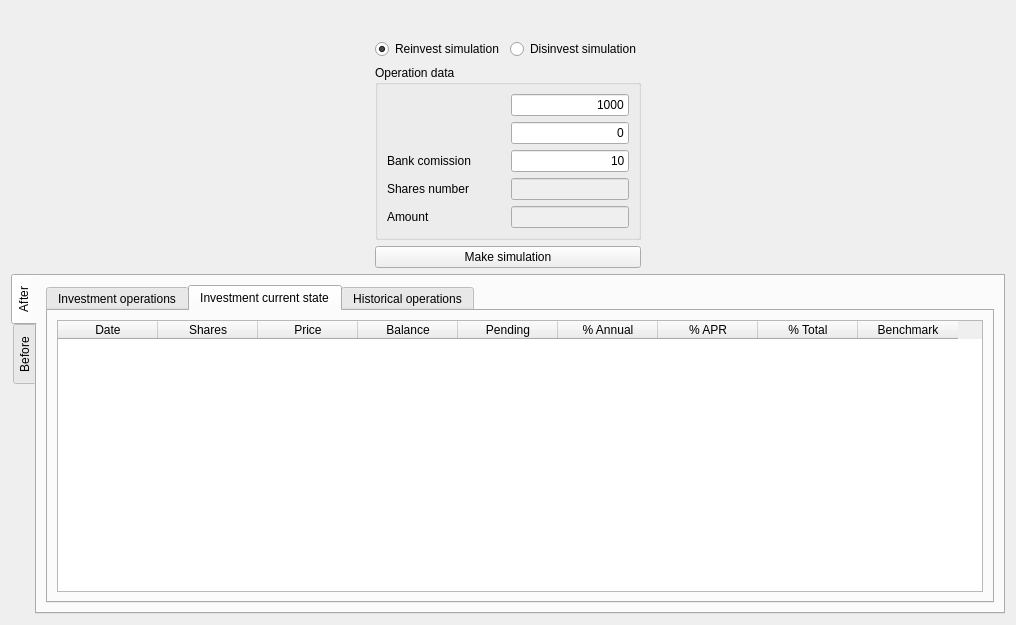
First picture: the form in ui/wdgDisReinvest.ui, repository turulomio/xulpymoney, before the edit.
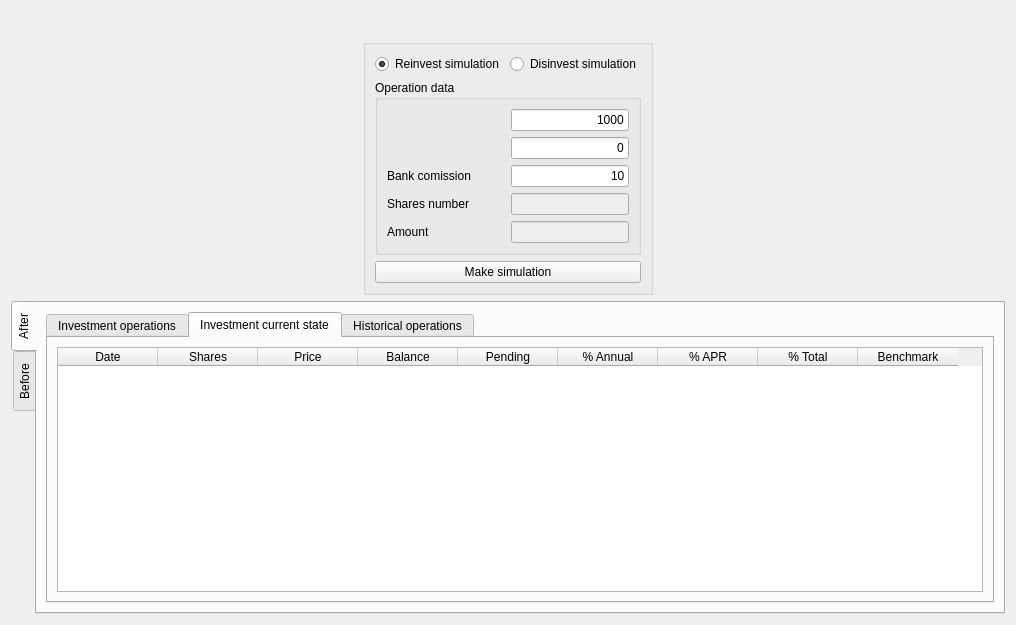
Second picture: the form after the edit. Icons and pictures are not drawn. Custom widgets are drawn as their Qt base class.

```diff
--- a/ui/wdgDisReinvest.ui
+++ b/ui/wdgDisReinvest.ui
@@ -14,7 +14,24 @@
    <iconset resource="../images/xulpymoney.qrc">
     <normaloff>:/xulpymoney/tools-wizard.png</normaloff>:/xulpymoney/tools-wizard.png</iconset>
   </property>
+  <layout class="QHBoxLayout" name="horizontalLayout_8">
+   <item>
+    <layout class="QVBoxLayout" name="verticalLayout_4">
+     <item>
   <layout class="QHBoxLayout" name="horizontalLayout_7">
+       <item>
+        <spacer name="horizontalSpacer">
+         <property name="orientation">
+          <enum>Qt::Horizontal</enum>
+         </property>
+         <property name="sizeHint" stdset="0">
+          <size>
+           <width>40</width>
+           <height>20</height>
+          </size>
+         </property>
+        </spacer>
+       </item>
    <item>
     <layout class="QVBoxLayout" name="verticalLayout_3">
      <item>
@@ -35,20 +52,11 @@
       </widget>
      </item>
      <item>
+          <widget class="QGroupBox" name="grp">
+           <property name="title">
+            <string/>
+           </property>
       <layout class="QHBoxLayout" name="horizontalLayout_2">
-       <item>
-        <spacer name="horizontalSpacer">
-         <property name="orientation">
-          <enum>Qt::Horizontal</enum>
-         </property>
-         <property name="sizeHint" stdset="0">
-          <size>
-           <width>40</width>
-           <height>20</height>
-          </size>
-         </property>
-        </spacer>
-       </item>
        <item>
         <layout class="QVBoxLayout" name="verticalLayout">
          <item>
@@ -230,6 +238,11 @@
             <iconset resource="../images/xulpymoney.qrc">
              <normaloff>:/xulpymoney/tools-wizard.png</normaloff>:/xulpymoney/tools-wizard.png</iconset>
            </property>
+               </widget>
+              </item>
+             </layout>
+            </item>
+           </layout>
           </widget>
          </item>
         </layout>
```
Lines whose indentation alone changed are shown as unchanged.
